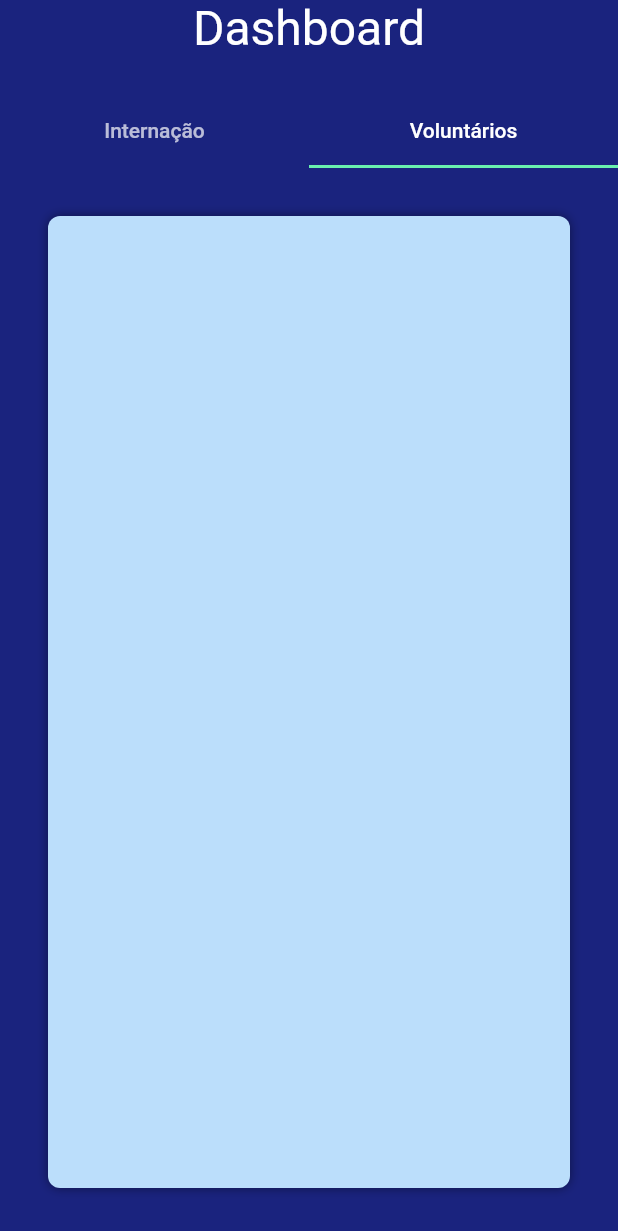
After one commit to FF-League/compod_osasco_web, a Flutter app: the DatabaseView screen opened by its route, tab 2 chosen, on a phone screen of 412 x 824 dp. The commit adds this screen. Shown: the top 1231 px of the screen. Run offline on Flutter 3.47's test engine with Material 2 defaults, Android fonts, the phone set to English and light mode, and no system bars; our stand-ins replace cloud_firestore, firebase_auth, firebase_core, get, get_storage, google_fonts; missing offline and left inert: cloud_firestore_web, firebase_auth_web, firebase_core_web; accounts and stored records are empty.

Commit message:
added voluntary related pages

```diff
--- /dev/null
+++ b/lib/app/database_page/model/form_type.dart
@@ -0,0 +1,4 @@
+enum FormType {
+  hospitalization,
+  voluntary,
+}
--- /dev/null
+++ b/lib/app/database_page/model/hospitalization_form_item_model.dart
@@ -0,0 +1,50 @@
+
+class HospitalizationFormItemModel {
+  String id = '';
+  bool viewed = false;
+  bool isOpen = false;
+  String address = '';
+  String email = '';
+  String job = '';
+  String name = '';
+  String sex = '';
+  String treatment = '';
+  String text = '';
+  String phone = '';
+  int age = 0;
+  DateTime receivedDate = DateTime.now();
+
+  toMap() => {
+        'id': id,
+        'viewed': viewed,
+        'address': address,
+        'email': email,
+        'job': job,
+        'name': name,
+        'sex': sex,
+        'text': text,
+        'phone': phone,
+        'treatment': treatment,
+        'age': age,
+        'receivedDate': receivedDate.toString(),
+      };
+
+  HospitalizationFormItemModel.fromJson(Map<String, dynamic> json, String id)
+      : id = id,
+        address = json['address'] ?? '',
+        email = json['email'] ?? '',
+        job = json['job'] ?? '',
+        name = json['name'] ?? '',
+        sex = json['sex'] ?? '',
+        text = json['text'] ?? '',
+        phone = json['phone'] ?? '',
+        treatment = json['treatment'] ?? '',
+        age = json['age'] ?? 0,
+        receivedDate = json['receivedDate'] != null ? DateTime.parse(json['receivedDate']) : DateTime.now(),
+        viewed = json['viewed'] ?? false;
+
+  @override
+  String toString() {
+    return 'FormItemModel{id: $id, viewed: $viewed, address: $address, email: $email, job: $job, name: $name, sex: $sex, treatment: $treatment, text: $text, age: $age, receivedDate: $receivedDate}';
+  }
+}
--- a/lib/app/database_page/model/form_item_model.dart
+++ b/lib/app/database_page/model/voluntary_form_item_model.dart
@@ -1,5 +1,5 @@
 
-class FormItemModel {
+class VoluntaryFormItemModel {
   String id = '';
   bool viewed = false;
   bool isOpen = false;
@@ -29,7 +29,7 @@ class FormItemModel {
         'receivedDate': receivedDate.toString(),
       };
 
-  FormItemModel.fromJson(Map<String, dynamic> json, String id)
+  VoluntaryFormItemModel.fromJson(Map<String, dynamic> json, String id)
       : id = id,
         address = json['address'] ?? '',
         email = json['email'] ?? '',
--- a/lib/app/database_page/view/database_view.dart
+++ b/lib/app/database_page/view/database_view.dart
@@ -1,5 +1,4 @@
 import 'package:compod_osasco_web/app/database_page/controller/database_controller.dart';
-import 'package:compod_osasco_web/app/database_page/view/components/forms_item_widget.dart';
 import 'package:flutter/material.dart';
 import 'package:get/get.dart';
 import 'package:google_fonts/google_fonts.dart';
@@ -14,22 +13,20 @@ class DatabaseView extends GetView<DatabaseController> {
       body: Center(
         child: Column(
           children: [
-            Container(height: 64.0, child: Text('Dashboard', style: GoogleFonts.palanquinDark(fontSize: 32.0, color: Colors.white))),
-            Container(
-                decoration: BoxDecoration(
-                  color: Colors.blue.shade100,
-                  boxShadow: [BoxShadow(color: Colors.black45, blurRadius: 5.0)],
-                  borderRadius: BorderRadius.circular(8.0),
-                ),
-                constraints: BoxConstraints(
-                  maxWidth: 820.0,
-                  maxHeight: context.height - 128.0,
-                ),
-                margin: EdgeInsets.all(32.0),
-                padding: EdgeInsets.all(12.0),
-                child: Obx(() => ListView.builder(
-                    itemCount: controller.items.length,
-                    itemBuilder: (BuildContext context, index) => FormsItemWidget(item: controller.list[index], color: index % 2 == 0 ? Colors.blue.shade300 : Colors.blue.shade500)))),
+            SizedBox(height: 64.0, child: Text('Dashboard', style: GoogleFonts.palanquinDark(fontSize: 32.0, color: Colors.white))),
+            TabBar(
+              tabs: [
+                Tab(text: 'Internação'),
+                Tab(text: 'Voluntários'),
+              ],
+              controller: controller.tabController,
+            ),
+            Expanded(
+              child: TabBarView(
+                controller: controller.tabController,
+                children: [controller.hospPage, controller.voluPage],
+              ),
+            ),
           ],
         ),
       ),
--- /dev/null
+++ b/lib/app/database_page/view/pages/voluntary_page.dart
@@ -0,0 +1,31 @@
+import 'package:compod_osasco_web/app/database_page/controller/database_controller.dart';
+import 'package:compod_osasco_web/app/database_page/model/form_type.dart';
+import 'package:compod_osasco_web/app/database_page/view/components/voluntary_forms_item_widget.dart';
+import 'package:flutter/material.dart';
+import 'package:get/get.dart';
+
+class VoluntaryPage extends GetView<DatabaseController> {
+  const VoluntaryPage({Key? key}) : super(key: key);
+
+  @override
+  Widget build(BuildContext context) {
+    return Container(
+      decoration: BoxDecoration(
+        color: Colors.blue.shade100,
+        boxShadow: [BoxShadow(color: Colors.black45, blurRadius: 5.0)],
+        borderRadius: BorderRadius.circular(8.0),
+      ),
+      constraints: BoxConstraints(maxWidth: 820.0),
+      margin: EdgeInsets.all(32.0),
+      padding: EdgeInsets.all(12.0),
+      child: Obx(() => ListView.builder(
+            itemCount: controller.voluntaryItems.length,
+            itemBuilder: (context, index) => VoluntaryFormsItemWidget(
+              item: controller.voluntaryList[index],
+              color: index % 2 == 0 ? Colors.blue.shade300 : Colors.blue.shade500,
+              formType: FormType.voluntary,
+            ),
+          )),
+    );
+  }
+}
```
Also changed, not shown: lib/app/database_page/controller/database_controller.dart (+47 -7 lines), lib/app/database_page/view/components/forms_item_widget_components/hospitalization_forms_item_widget_description.dart (added, +41 -0 lines), lib/app/database_page/view/components/forms_item_widget_components/voluntary_forms_item_widget_description.dart (renamed from lib/app/database_page/view/components/forms_item_widget_components/forms_item_widget_description.dart, +4 -4 lines), lib/app/database_page/view/components/hospitalization_forms_item_widget.dart (added, +70 -0 lines), lib/app/database_page/view/components/voluntary_forms_item_widget.dart (renamed from lib/app/database_page/view/components/forms_item_widget.dart, +14 -12 lines), lib/app/database_page/view/pages/hospitalization_page.dart (added, +31 -0 lines), pubspec.lock, 4 other files.
